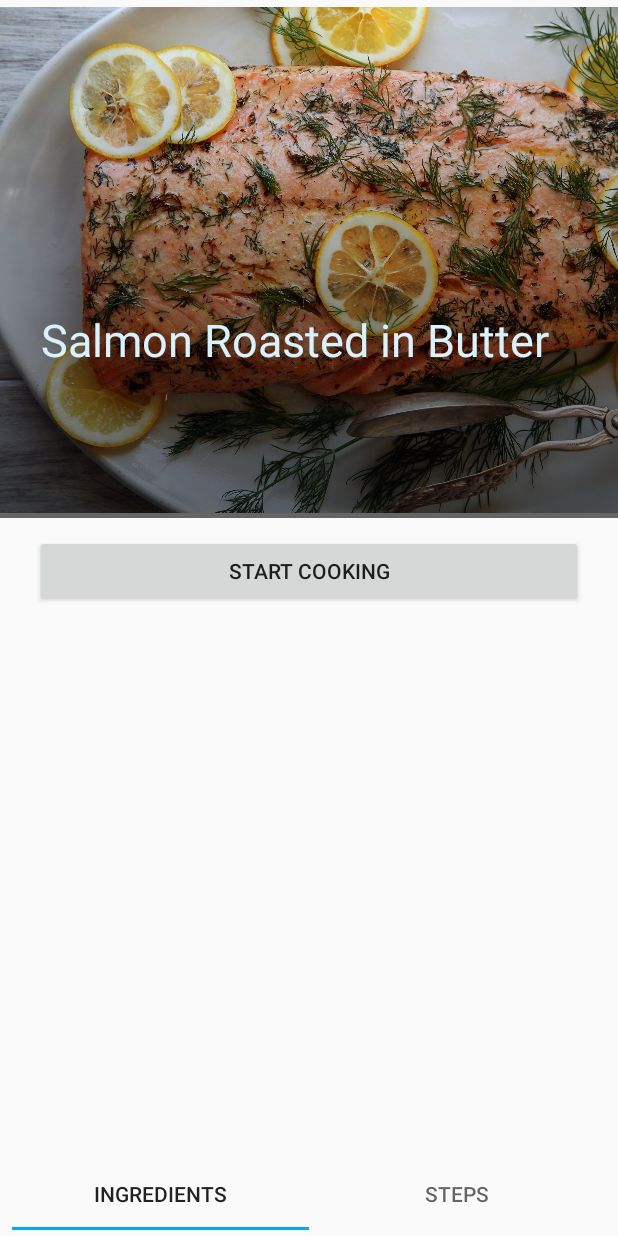
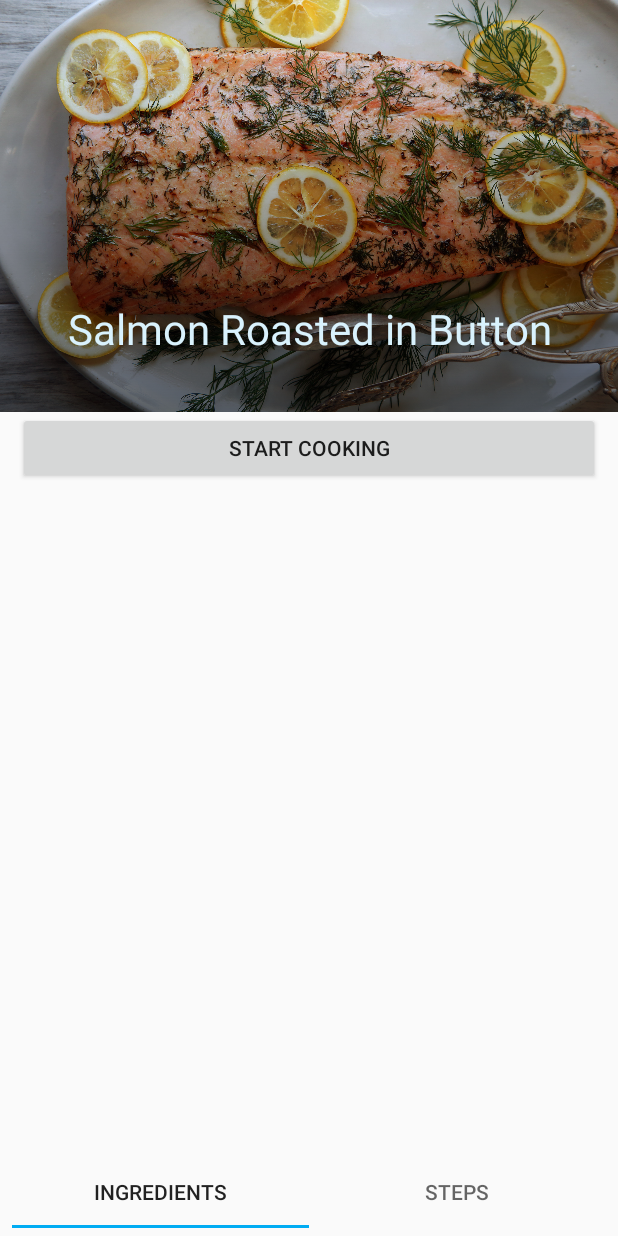
Before and after one commit to ghanem-mhd/Cookpal, an Android app: the layout activity_recipe_overview.xml on its own in the app's theme, with its tools: preview values and no code run, on a phone screen of 412 x 824 dp. Run offline under Robolectric (Android 15) with nearby library versions, the phone set to English and light mode, and no system bars.

Commit message:
improved layout of recipe overview

```diff
--- a/app/src/main/AndroidManifest.xml
+++ b/app/src/main/AndroidManifest.xml
@@ -17,6 +17,7 @@
         tools:ignore="AllowBackup,GoogleAppIndexingWarning">
         <activity android:name=".createRecipe.CreateRecipeStep2"></activity>
         <activity android:name=".createRecipe.CreateRecipeStep1" />
+        <activity android:name=".recipesList.RecipeOverview" />
         <activity android:name=".recipesList.RecipesListActivity">
             <intent-filter>
                 <action android:name="android.intent.action.MAIN" />
--- a/app/src/main/java/com/example/cookpal/recipesList/RecipesAdapter.java
+++ b/app/src/main/java/com/example/cookpal/recipesList/RecipesAdapter.java
@@ -1,6 +1,7 @@
 package com.example.cookpal.recipesList;
 
 import android.content.Context;
+import android.content.Intent;
 import android.support.annotation.NonNull;
 import android.support.v7.widget.RecyclerView;
 import android.view.LayoutInflater;
@@ -36,7 +37,6 @@ public class RecipesAdapter extends RecyclerView.Adapter<RecipesAdapter.RecipesA
     @Override
     public void onBindViewHolder(@NonNull RecipesAdapterViewHolder recipesAdapterViewHolder, int i) {
         Recipe recipe = recipeList.get(i);
-
 
 
         recipesAdapterViewHolder.title.setText(recipe.title);
@@ -102,6 +102,15 @@ public class RecipesAdapter extends RecyclerView.Adapter<RecipesAdapter.RecipesA
 
             authorImage = itemView.findViewById(R.id.recipe_item_author_image);
             authorName = itemView.findViewById(R.id.recipe_item_author_name);
+
+            image.setOnClickListener(new View.OnClickListener() {
+                @Override
+                public void onClick(View view) {
+                    System.out.println("On click Action");
+                    Intent intent = new Intent(context, RecipeOverview.class);
+                    context.startActivity(intent);
+                }
+            });
         }
     }
 }
--- a/app/src/main/res/layout/activity_recipe_overview.xml
+++ b/app/src/main/res/layout/activity_recipe_overview.xml
@@ -7,6 +7,6 @@
     tools:context=".recipesList.RecipeOverview">
 
 
-    <include layout="@layout/content_recipe_overview" />
+    <include layout="@layout/content_recipe_overview_2" />
 
 </android.support.design.widget.CoordinatorLayout>
--- a/app/src/main/res/layout/content_recipe_overview.xml
+++ b/app/src/main/res/layout/content_recipe_overview.xml
@@ -8,10 +8,10 @@
     tools:context=".recipesList.RecipeOverview"
     tools:showIn="@layout/activity_recipe_overview">
 
-    <RelativeLayout
+    <android.support.constraint.ConstraintLayout
         android:id="@+id/relativeLayout2"
-        android:layout_width="505dp"
-        android:layout_height="0dp"
+        android:layout_width="502dp"
+        android:layout_height="279dp"
         android:layout_marginTop="1dp"
         android:layout_marginBottom="11dp"
         app:layout_constraintBottom_toTopOf="@+id/btn-start-cooking"
@@ -27,10 +27,15 @@
             tools:layout_editor_absoluteY="1dp" />
 
         <View
-            android:layout_width="match_parent"
+            android:id="@+id/view2"
+            android:layout_width="499dp"
             android:layout_height="match_parent"
-            android:background="@drawable/horizontal_gradient" />
-    </RelativeLayout>
+            android:background="@drawable/horizontal_gradient"
+            app:layout_constraintBottom_toBottomOf="parent"
+            app:layout_constraintTop_toTopOf="parent"
+            app:layout_constraintVertical_bias="1.0"
+            tools:layout_editor_absoluteX="3dp" />
+    </android.support.constraint.ConstraintLayout>
 
 
     <android.support.design.widget.TabLayout
--- /dev/null
+++ b/app/src/main/res/layout/content_recipe_overview_2.xml
@@ -0,0 +1,84 @@
+<?xml version="1.0" encoding="utf-8"?>
+<RelativeLayout xmlns:android="http://schemas.android.com/apk/res/android"
+    android:layout_width="match_parent"
+    android:layout_height="match_parent"
+    xmlns:app="http://schemas.android.com/apk/res-auto">
+
+    <ImageView
+        android:id="@+id/img"
+        android:layout_width="match_parent"
+        android:layout_height="wrap_content"
+        android:scaleType="fitXY"
+        android:adjustViewBounds="true"
+        android:src="@drawable/recipe1"
+        android:layout_marginTop="0dp"
+        />
+
+    <View
+        android:id="@+id/view2"
+        android:layout_width="match_parent"
+        android:layout_height="wrap_content"
+        android:layout_toStartOf="@id/img"
+        android:layout_alignEnd="@id/img"
+        android:layout_alignBottom="@id/img"
+        android:background="@drawable/horizontal_gradient" />
+
+    <TextView
+        android:id="@+id/title"
+        android:layout_width="match_parent"
+        android:layout_height="wrap_content"
+        android:layout_marginTop="200dp"
+        android:text="Salmon Roasted in Button"
+        android:textAlignment="center"
+        android:textColor="@color/colorAccentLight"
+        android:textSize="28sp"
+        android:layout_marginStart="8dp"
+        android:layout_marginEnd="8dp"/>
+
+    <Button
+        android:id="@+id/btn-start-cooking"
+        android:layout_width="match_parent"
+        android:layout_height="wrap_content"
+        android:text="start cooking"
+        android:layout_below="@id/img"
+        android:layout_marginStart="12dp"
+        android:layout_marginEnd="12dp"
+        />
+
+    <android.support.v7.widget.RecyclerView
+        android:id="@+id/list"
+        android:layout_width="match_parent"
+        android:layout_height="wrap_content"
+        android:layout_above="@id/tab"
+        android:layout_below="@id/btn-start-cooking"
+        android:layout_marginStart="16dp"
+        android:layout_marginEnd="16dp"
+        >
+
+    </android.support.v7.widget.RecyclerView>
+
+    <android.support.design.widget.TabLayout
+        android:id="@+id/tab"
+        android:layout_width="match_parent"
+        android:layout_height="wrap_content"
+        android:layout_marginStart="8dp"
+        android:layout_marginEnd="8dp"
+        android:layout_marginBottom="5dp"
+        android:layout_alignParentBottom="true"
+        >
+
+        <android.support.design.widget.TabItem
+            android:id="@+id/tab-ingredients"
+            android:layout_width="wrap_content"
+            android:layout_height="wrap_content"
+            android:text="Ingredients" />
+
+        <android.support.design.widget.TabItem
+            android:id="@+id/tab-steps"
+            android:layout_width="wrap_content"
+            android:layout_height="wrap_content"
+            android:text="Steps" />
+
+    </android.support.design.widget.TabLayout>
+
+</RelativeLayout>
```
